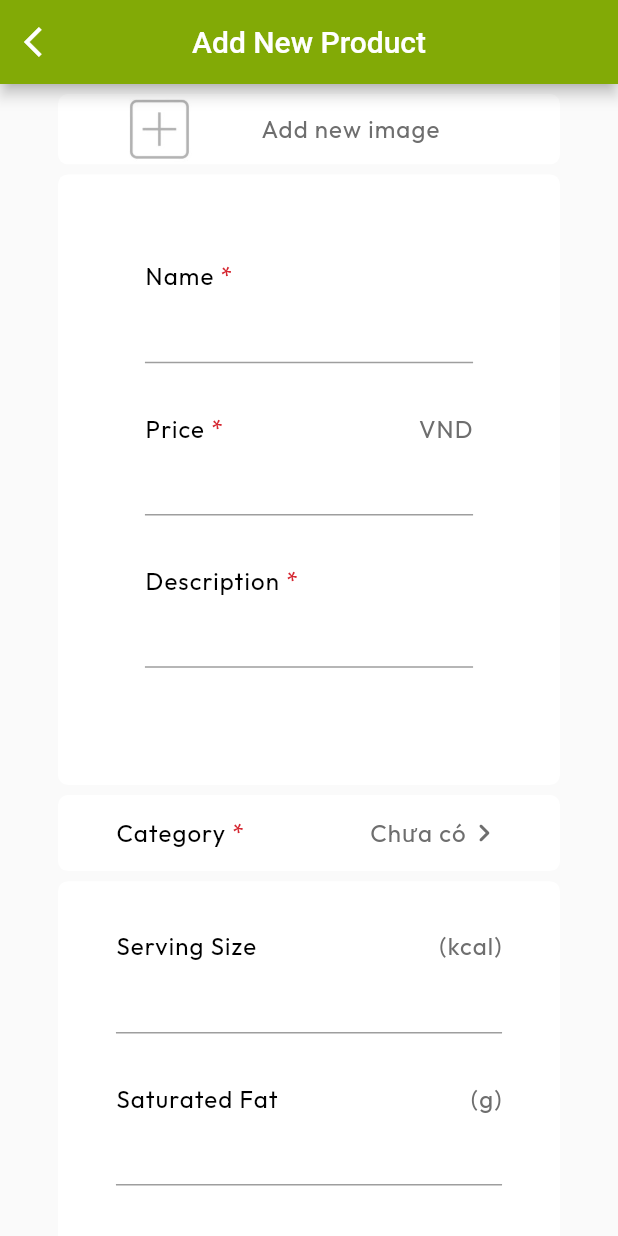
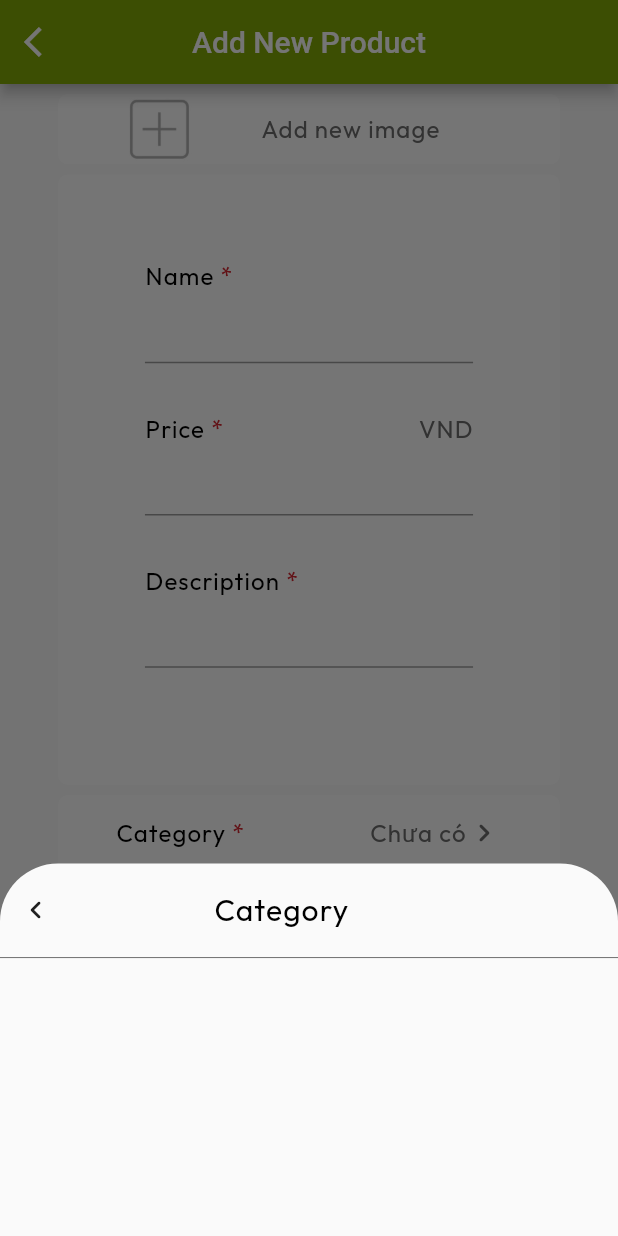
Before and after one commit to vy-lett-otsv/Sahami_App, a Flutter app: the ProductCreateView screen opened by its route, after a tap on the "keyboard arrow right" icon, on a phone screen of 412 x 824 dp. Run offline on Flutter 3.47's test engine with Material 2 defaults, Android fonts, the light colour scheme and no system bars; our stand-ins replace another_flushbar, cloud_firestore, firebase_auth, firebase_core, firebase_storage, fl_chart and 4 more; accounts and stored records are empty.

Commit message:
create and delete product

```diff
--- /dev/null
+++ b/lib/data/remote/enitity/category_entity.dart
@@ -0,0 +1,15 @@
+class CategoryEntity {
+  String categoryId;
+  String categoryName;
+
+  CategoryEntity({this.categoryId = '', required this.categoryName});
+
+  Map<String, dynamic> toJson() => {'id': categoryId, 'name': categoryName};
+
+  factory CategoryEntity.fromJson(Map<String, dynamic> json) {
+    return CategoryEntity(
+      categoryId: json['id'],
+      categoryName: json['name'],
+    );
+  }
+}
--- /dev/null
+++ b/lib/data/remote/enitity/product_entity.dart
@@ -0,0 +1,68 @@
+class ProductEntity {
+  String productId;
+  final String productName;
+  final String description;
+  final double price;
+  double priceSale;
+  double servingSize;
+  double saturatedFat;
+  double protein;
+  double sodium;
+  double sugars;
+  double caffeine;
+  String image;
+  final String status;
+  String categoryName;
+
+  ProductEntity({
+    this.productId = ' ',
+    required this.productName,
+    required this.description,
+    required this.price,
+    this.priceSale = 0,
+    this.servingSize = 0,
+    this.saturatedFat = 0,
+    this.protein = 0,
+    this.sodium = 0,
+    this.sugars = 0,
+    this.caffeine = 0,
+    this.image = '',
+    this.status = '',
+    required this.categoryName
+  });
+
+  Map<String, dynamic> toJson() => {
+    'id': productId,
+    'name': productName,
+    'description': description,
+    'price': price,
+    'serving_size': servingSize,
+    'saturated_fat': saturatedFat,
+    'protein': protein,
+    'sodium': sodium,
+    'sugars': sugars,
+    'caffeine': caffeine,
+    'image': image,
+    'status': status,
+    'category_name': categoryName,
+  };
+
+  factory ProductEntity.fromJson(Map<String, dynamic> json) {
+    return ProductEntity(
+      productId: json['id'],
+      productName: json['name'],
+      description: json['description'],
+      price: json['price'],
+      priceSale: json['price_sale'],
+      servingSize: json['serving_size'],
+      saturatedFat: json['saturated_fat'],
+      protein: json['protein'],
+      sodium: json['sodium'],
+      sugars: json['sugars'],
+      caffeine: json['caffeine'],
+      image: json['image'],
+      status: json['status'],
+      categoryName: json['category_name'],
+    );
+  }
+}
--- /dev/null
+++ b/lib/viewmodel/category_view_model.dart
@@ -0,0 +1,54 @@
+import 'package:cloud_firestore/cloud_firestore.dart';
+import 'package:flutter/material.dart';
+import 'package:flutter/cupertino.dart';
+import '../data/remote/enitity/category_entity.dart';
+
+class CategoryViewModel extends ChangeNotifier {
+
+  List<CategoryEntity> _categories = [];
+  List<CategoryEntity> get categories => _categories;
+
+  final int _selectedCategory = 0;
+  int get selectedCategory => _selectedCategory;
+
+  void getAllCategory() async {
+    final querySnapshot = await FirebaseFirestore.instance
+        .collection('category')
+        .orderBy('name')
+        .get();
+    final cats = querySnapshot.docs
+        .map((doc) => CategoryEntity.fromJson(doc.data()))
+        .toList();
+    _categories = cats;
+    notifyListeners();
+  }
+
+  void clearText(TextEditingController controllerName) {
+    controllerName.clear();
+  }
+
+  Future<void> createCategory(CategoryEntity category) async {
+    final docCategory = FirebaseFirestore.instance.collection('category').doc();
+    category.categoryId = docCategory.id;
+    final json = category.toJson();
+    await docCategory.set(json);
+    getAllCategory();
+  }
+
+
+  Future<void> updateCategory(CategoryEntity category, String text) async {
+    final docCategory = FirebaseFirestore.instance
+        .collection('category')
+        .doc(category.categoryId);
+    await docCategory.update({'name': text});
+    getAllCategory();
+  }
+
+  Future<void> deleteCategory(CategoryEntity category) async {
+    final docCategory = FirebaseFirestore.instance
+        .collection('category')
+        .doc(category.categoryId);
+    await docCategory.delete();
+    getAllCategory();
+  }
+}
--- a/lib/views/constants/ui_strings.dart
+++ b/lib/views/constants/ui_strings.dart
@@ -86,6 +86,7 @@ class UIStrings {
 
   //empty
   static const String isEmptyCustomer = "You don't have any customer";
+  static const String isEmptyProduct = "You don't have any product";
 
   //unit
   static const String kcal = "kcal";
--- a/lib/views/screens/manage/customer/customer_create_view.dart
+++ b/lib/views/screens/manage/customer/customer_create_view.dart
@@ -5,7 +5,6 @@ import 'package:sahami_app/data/remote/enitity/user_entity.dart';
 import 'package:sahami_app/viewmodel/customer_view_model.dart';
 import 'package:sahami_app/views/constants/ui_color.dart';
 import 'package:sahami_app/views/widget/ui_add_image.dart';
-import '../../../../services/navigation_service.dart';
 import '../../../constants/dimens_manager.dart';
 import '../../../constants/ui_strings.dart';
 import '../../../widget/ui_button_primary.dart';
--- a/lib/views/screens/manage/product/product_create_view.dart
+++ b/lib/views/screens/manage/product/product_create_view.dart
@@ -1,5 +1,7 @@
+import 'dart:io';
 import 'package:flutter/material.dart';
 import 'package:provider/provider.dart';
+import 'package:sahami_app/viewmodel/product_view_model.dart';
 import 'package:sahami_app/views/constants/dimens_manager.dart';
 import 'package:sahami_app/views/constants/ui_color.dart';
 import 'package:sahami_app/views/constants/ui_strings.dart';
@@ -8,6 +10,10 @@ import 'package:sahami_app/views/widget/ui_button_primary.dart';
 import 'package:sahami_app/views/widget/ui_label.dart';
 import 'package:sahami_app/views/widget/ui_label_text_input.dart';
 import 'package:sahami_app/views/widget/ui_text.dart';
+import '../../../../data/remote/enitity/product_entity.dart';
+import '../../../../viewmodel/category_view_model.dart';
+import '../../../widget/bottomsheet_model.dart';
+import '../../../widget/ui_button_small.dart';
 
 class ProductCreateView extends StatefulWidget {
   const ProductCreateView({Key? key}) : super(key: key);
@@ -18,9 +24,35 @@ class ProductCreateView extends StatefulWidget {
 }
 
 class _ProductCreateViewState extends State<ProductCreateView> {
+  final ProductViewModel _productViewModel = ProductViewModel();
+  final CategoryViewModel _categoryViewModel = CategoryViewModel();
+  final _controllerName = TextEditingController();
+  final _controllerPrice = TextEditingController();
+  final _controllerDes = TextEditingController();
+  final _controllerServingSize = TextEditingController();
+  final _controllerSaturatedFat = TextEditingController();
+  final _controllerProtein = TextEditingController();
+  final _controllerSodium = TextEditingController();
+  final _controllerSugar = TextEditingController();
+  final _controllerCaffeine = TextEditingController();
+  late TextEditingController _categoryController;
+  String categoryName = "";
+
+  @override
+  void initState() {
+    _categoryController = TextEditingController();
+    _categoryViewModel.getAllCategory();
+    super.initState();
+  }
+
   @override
   Widget build(BuildContext context) {
-    return Scaffold(
+    return MultiProvider(
+      providers: [
+        ChangeNotifierProvider(create: (_) => _productViewModel),
+        ChangeNotifierProvider(create: (_) => _categoryViewModel),
+      ],
+      child: Scaffold(
           appBar: AppBar(
             title: const Text(UIStrings.addNewProduct),
             backgroundColor: UIColors.primary,
@@ -32,81 +64,94 @@ class _ProductCreateViewState extends State<ProductCreateView> {
             ),
             centerTitle: true,
           ),
-        body: SingleChildScrollView(
+          body: Consumer<ProductViewModel>(
+              builder: (_, product, __) {
+                return SingleChildScrollView(
                   child: Container(
                     padding: EdgeInsets.symmetric(
                         horizontal: DimensManager.dimens.setWidth(20),
                         vertical: DimensManager.dimens.setHeight(10)),
                     child: Column(
                       children: [
-                _buildAddImage(),
+                        _buildAddImage(product),
                         SizedBox(height: DimensManager.dimens.setHeight(10)),
                         _buildBasicInf(),
                         SizedBox(height: DimensManager.dimens.setHeight(10)),
-                _buildCategory(),
+                        Consumer<CategoryViewModel>(
+                            builder: (_, category, __) {
+                              return _buildCategory(
+                                  controller: _categoryController,
+                                  categoryViewModel: category
+                              );
+                            }
+                        ),
                         SizedBox(height: DimensManager.dimens.setHeight(10)),
                         _buildInfNutri(),
                         SizedBox(height: DimensManager.dimens.setHeight(20)),
                         UIButtonPrimary(
                             text: UIStrings.createProduct,
                             onPress: () {
-                      // final productEntity = ProductEntity(
-                      //   productName: _controllerName.text,
-                      //   description: _controllerDes.text,
-                      //   price: double.parse(_controllerPrice.text),
-                      //   categoryId: categoryId,
-                      //   servingSize: double.parse(_controllerServingSize.text),
-                      //   saturatedFat: double.parse(_controllerSaturatedFat.text),
-                      //   protein: double.parse(_controllerProtein.text),
-                      //   sodium: double.parse(_controllerSodium.text),
-                      //   sugars: double.parse(_controllerSugar.text),
-                      //   caffeine: double.parse(_controllerCaffeine.text),
-                      // );
-                      // _productViewModel.createProduct(productEntity, categoryId);
+                              final productEntity = ProductEntity(
+                                productName: _controllerName.text,
+                                description: _controllerDes.text,
+                                price: double.parse(_controllerPrice.text),
+                                categoryName: categoryName,
+                                servingSize: double.parse(_controllerServingSize.text),
+                                saturatedFat: double.parse(_controllerSaturatedFat.text),
+                                protein: double.parse(_controllerProtein.text),
+                                sodium: double.parse(_controllerSodium.text),
+                                sugars: double.parse(_controllerSugar.text),
+                                caffeine: double.parse(_controllerCaffeine.text),
+                              );
+                              _productViewModel.createProduct(productEntity, context, categoryName);
                               // _productViewModel.setTest();
                             }),
                         SizedBox(height: DimensManager.dimens.setHeight(20)),
                       ],
                     ),
                   ),
-        ));
+                );
+              }
+          )),
+    );
   }
 
-  Widget _buildAddImage() {
-    return GestureDetector(
-      onTap: () {
-        _buildAddImageBottomSheet();
+  Widget _buildAddImage(ProductViewModel productViewModel) {
+    return productViewModel.selectedFileName.isEmpty ?
+      UIAddImage(onTap: () {_buildAddImageBottomSheet(productViewModel);})
+        : Row(
+      mainAxisAlignment: MainAxisAlignment.start,
+      children: [
+        ClipRRect(
+          borderRadius: BorderRadius.circular(10),
+          child: Image.file(File(productViewModel.file!.path),
+              width: DimensManager.dimens.setWidth(100),
+              height: DimensManager.dimens.setHeight(100),
+              fit: BoxFit.cover),
+        ),
+        SizedBox(
+          width: DimensManager.dimens.setWidth(20),
+        ),
+        Row(
+          children: [
+            UIButtonSmall(
+              text: UIStrings.edit,
+              onPress: () {
+                _buildAddImageBottomSheet(productViewModel);
               },
-      child: UIAddImage(onTap: () {  })
-      //     : Row(
-      //   mainAxisAlignment: MainAxisAlignment.start,
-      //   children: [
-      //     ClipRRect(
-      //       borderRadius: BorderRadius.circular(10),
-      //       child: Image.file(File(productViewModel.file!.path),
-      //           width: DimensManager.dimens.setWidth(100),
-      //           height: DimensManager.dimens.setHeight(100),
-      //           fit: BoxFit.cover),
-      //     ),
-      //     SizedBox(
-      //       width: DimensManager.dimens.setWidth(20),
-      //     ),
-      //     Row(
-      //       children: [
-      //         UIButtonSmall(
-      //           text: UIStrings.edit,
-      //           onPress: () {
-      //             _buildAddImageBottomSheet(productViewModel);
-      //           },
-      //         ),
-      //         SizedBox(
-      //           width: DimensManager.dimens.setWidth(10),
-      //         ),
-      //         const UIButtonSmall(text: UIStrings.delete),
-      //       ],
-      //     )
-      //   ],
-      // ),
+            ),
+            SizedBox(
+              width: DimensManager.dimens.setWidth(10),
+            ),
+            UIButtonSmall(
+              text: UIStrings.delete,
+              onPress: () {
+
+              },
+            ),
+          ],
+        )
+      ],
     );
   }
 
@@ -121,19 +166,19 @@ class _ProductCreateViewState extends State<ProductCreateView> {
         children: [
           UILabelTextInput(
             title: UIStrings.name,
-            // controller: _controllerName,
+            controller: _controllerName,
           ),
           SizedBox(height: DimensManager.dimens.setHeight(20)),
           UILabelTextInput(
             title: UIStrings.price,
             unit: UIStrings.vnd,
             inputNumber: true,
-            // controller: _controllerPrice,
+            controller: _controllerPrice,
           ),
           SizedBox(height: DimensManager.dimens.setHeight(20)),
           UILabelTextInput(
             title: UIStrings.des,
-            // controller: _controllerDes,
+            controller: _controllerDes,
             // focusNode: myFocusNode,
           ),
         ],
@@ -141,7 +186,7 @@ class _ProductCreateViewState extends State<ProductCreateView> {
     );
   }
 
-  Widget _buildCategory() {
+  Widget _buildCategory({required TextEditingController controller, required CategoryViewModel categoryViewModel}) {
     return Container(
       padding: EdgeInsets.symmetric(
           horizontal: DimensManager.dimens.setWidth(20),
@@ -156,10 +201,9 @@ class _ProductCreateViewState extends State<ProductCreateView> {
           const UILabel(title: UIStrings.category),
           const Spacer(),
           UIText(
-              UIStrings.notYet
-              // controller.text.isEmpty
-              //     ? UIStrings.notYet
-              //     :controller.text
+              controller.text.isEmpty
+                  ? UIStrings.notYet
+                  :controller.text
           ),
           GestureDetector(
             child: Icon(
@@ -168,18 +212,18 @@ class _ProductCreateViewState extends State<ProductCreateView> {
               color: UIColors.text,
             ),
             onTap: () async {
-              // final result = await BottomSheetDialog.showCategoryDialog(
-              //   context: context,
-              //   categories: categoryViewModel.categories,
-              //   selectedIndex: categoryViewModel.selectedCategory,
-              // );
-              // if(result!=null) {
-              //   final itemCategory = categoryViewModel.categories[result];
-              //   setState(() {
-              //     _categoryController.text = itemCategory.categoryName;
-              //     categoryId = itemCategory.categoryId;
-              //   });
-              // };
+              final result = await BottomSheetDialog.showCategoryDialog(
+                context: context,
+                categories: categoryViewModel.categories,
+                selectedIndex: categoryViewModel.selectedCategory,
+              );
+              if(result!=null) {
+                final itemCategory = categoryViewModel.categories[result];
+                setState(() {
+                  _categoryController.text = itemCategory.categoryName;
+                  categoryName = itemCategory.categoryName;
+                });
+              }
             },
           )
         ],
@@ -203,7 +247,7 @@ class _ProductCreateViewState extends State<ProductCreateView> {
             notNull: false,
             unit: UIStrings.inKcal,
             inputNumber: true,
-            // controller: _controllerServingSize,
+            controller: _controllerServingSize,
           ),
           SizedBox(height: DimensManager.dimens.setHeight(20)),
           UILabelTextInput(
@@ -211,7 +255,7 @@ class _ProductCreateViewState extends State<ProductCreateView> {
             notNull: false,
             unit: UIStrings.inG,
             inputNumber: true,
-            // controller: _controllerSaturatedFat,
+            controller: _controllerSaturatedFat,
           ),
           SizedBox(height: DimensManager.dimens.setHeight(20)),
           UILabelTextInput(
@@ -219,7 +263,7 @@ class _ProductCreateViewState extends State<ProductCreateView> {
             notNull: false,
             unit: UIStrings.inG,
             inputNumber: true,
-            // controller: _controllerProtein,
+            controller: _controllerProtein,
           ),
           SizedBox(height: DimensManager.dimens.setHeight(20)),
           UILabelTextInput(
@@ -227,7 +271,7 @@ class _ProductCreateViewState extends State<ProductCreateView> {
             notNull: false,
             unit: UIStrings.inMg,
             inputNumber: true,
-            // controller: _controllerSodium,
+            controller: _controllerSodium,
           ),
           SizedBox(height: DimensManager.dimens.setHeight(20)),
           UILabelTextInput(
@@ -235,7 +279,7 @@ class _ProductCreateViewState extends State<ProductCreateView> {
             notNull: false,
             unit: UIStrings.inG,
             inputNumber: true,
-            // controller: _controllerSugar,
+            controller: _controllerSugar,
           ),
           SizedBox(height: DimensManager.dimens.setHeight(20)),
           UILabelTextInput(
@@ -243,14 +287,14 @@ class _ProductCreateViewState extends State<ProductCreateView> {
             notNull: false,
             unit: UIStrings.inMg,
             inputNumber: true,
-            // controller: _controllerCaffeine,
+            controller: _controllerCaffeine,
           ),
         ],
       ),
     );
   }
 
-  void _buildAddImageBottomSheet() {
+  void _buildAddImageBottomSheet(ProductViewModel productViewModel) {
     showModalBottomSheet(
         context: context,
         builder: (context) {
@@ -260,16 +304,16 @@ class _ProductCreateViewState extends State<ProductCreateView> {
                 leading: const Icon(Icons.photo_camera),
                 title: const UIText("Camera"),
                 onTap: () {
-                  // productViewModel.selectFile(false);
-                  // Navigator.of(context).pop();
+                  productViewModel.selectFile(false);
+                  Navigator.of(context).pop();
                 },
               ),
               ListTile(
                 leading: const Icon(Icons.photo_library),
                 title: const UIText("Gallery"),
                 onTap: () {
-                  // productViewModel.selectFile(true);
-                  // Navigator.of(context).pop();
+                  productViewModel.selectFile(true);
+                  Navigator.of(context).pop();
                 },
               ),
             ],
--- a/lib/views/widget/bottomsheet_model.dart
+++ b/lib/views/widget/bottomsheet_model.dart
@@ -2,6 +2,7 @@ import 'package:flutter/material.dart';
 import 'package:sahami_app/views/constants/dimens_manager.dart';
 import 'package:sahami_app/views/widget/ui_text.dart';
 import 'package:sahami_app/views/widget/ui_title.dart';
+import '../../data/remote/enitity/category_entity.dart';
 import '../constants/ui_color.dart';
 import '../constants/ui_strings.dart';
 
@@ -66,4 +67,67 @@ class BottomSheetDialog {
           );
         });
   }
+
+  static Future<int?> showCategoryDialog({
+    required BuildContext context,
+    required List<CategoryEntity> categories,
+    required int selectedIndex,
+  }) {
+    return showModalBottomSheet(
+        shape: shape,
+        context: context,
+        builder: (context) {
+          return StatefulBuilder(builder: (context, innerSetState) {
+            return FractionallySizedBox(
+                heightFactor: DimensManager.dimens.setHeight(0.8),
+                child: Column(
+                  children: [
+                    Padding(
+                      padding: EdgeInsets.only(
+                          top: DimensManager.dimens.setHeight(10)),
+                      child: Row(
+                        mainAxisAlignment: MainAxisAlignment.spaceBetween,
+                        children: [
+                          IconButton(
+                            onPressed: () {
+                              Navigator.of(context).pop();
+                            },
+                            icon: const Icon(Icons.keyboard_arrow_left_rounded,
+                                size: 24),
+                          ),
+                          const UITilte(UIStrings.category),
+                          SizedBox(width: DimensManager.dimens.setWidth(44)),
+                        ],
+                      ),
+                    ),
+                    Divider(color: UIColors.text),
+                    Expanded(
+                      child: ListView.builder(
+                          scrollDirection: Axis.vertical,
+                          shrinkWrap: true,
+                          itemCount: categories.length,
+                          itemBuilder: (context, index) {
+                            final itemCategory = categories[index];
+                            return RadioListTile(
+                              controlAffinity: ListTileControlAffinity.trailing,
+                              groupValue: selectedIndex,
+                              title: Text(itemCategory.categoryName),
+                              onChanged: (value) {
+                                selectedIndex = value!;
+                                innerSetState(() {});
+                                Future.delayed(const Duration(milliseconds: 1000), () {
+                                  Navigator.of(context).pop(value);
+                                });
+                              },
+                              value: index,
+                            );
+                          }),
+                    ),
+                  ],
+                ));
+          });
+        });
+  }
+
+
 }
```
Also changed, not shown: lib/viewmodel/customer_view_model.dart (+5 -6 lines), lib/viewmodel/product_view_model.dart (added, +112 -0 lines), lib/views/screens/home/product_view.dart (+101 -36 lines), lib/views/widget/ui_label_text_input.dart (indentation only). Lines whose indentation alone changed are shown as unchanged.
